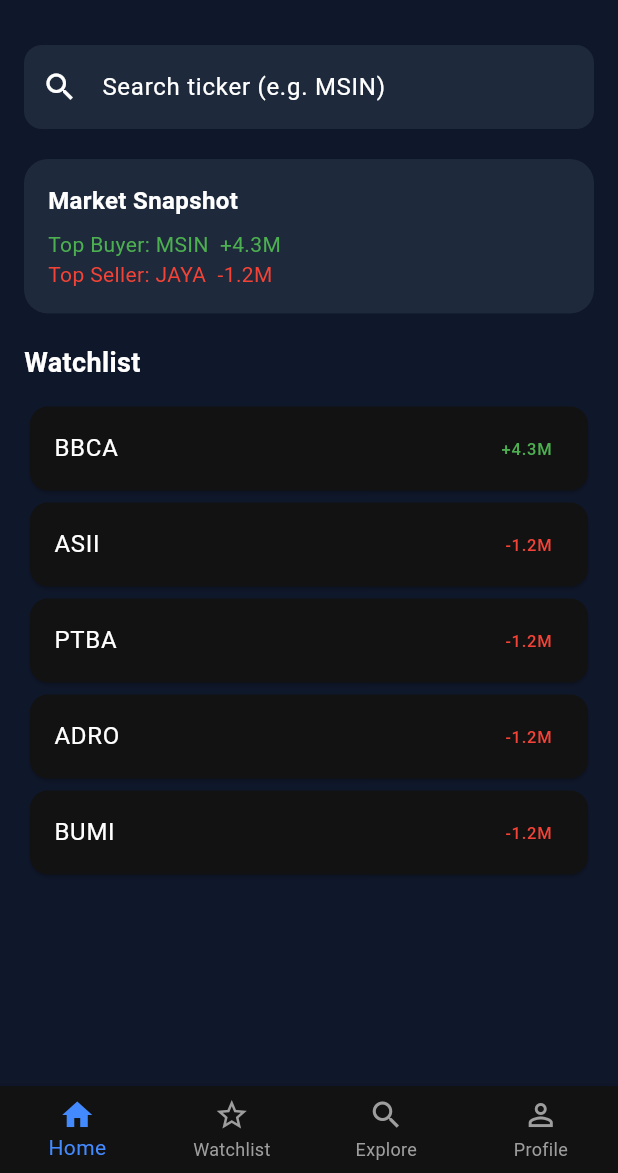
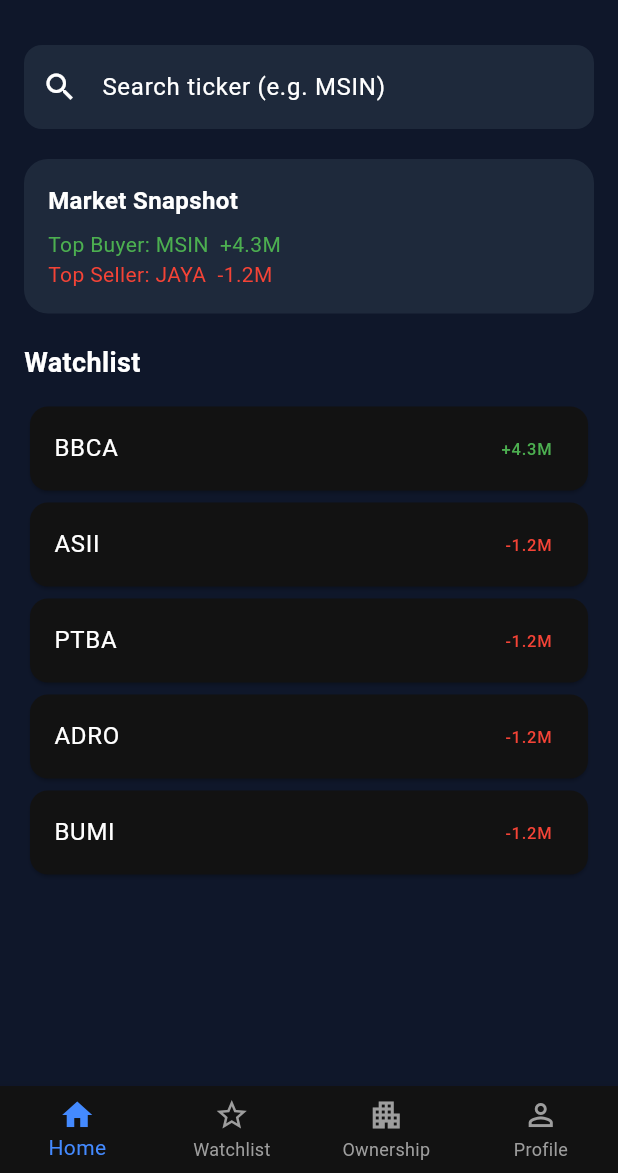
Before and after one commit to ilham76c/android, a Flutter app: the screen it shows after launch, on a phone screen of 412 x 824 dp, the part 63-1236 px from its top. Run offline on Flutter 3.47's test engine with Material 3 defaults, Android fonts, the light colour scheme and no system bars; our stand-ins replace fl_chart, flutter_dotenv, syncfusion_flutter_charts.

Commit message:
feat: show ownership menu at home page

```diff
--- a/lib/core/navigation/main_navigation.dart
+++ b/lib/core/navigation/main_navigation.dart
@@ -4,6 +4,7 @@
 import '../../features/watchlist/screens/watchlist_screen.dart';
 import '../../features/explore/screens/explore_screen.dart';
 import '../../features/profile/screens/profile_screen.dart';
+import '../../features/ownership/screens/ownership_screen.dart';
 
 class MainNavigation extends StatefulWidget {
   const MainNavigation({super.key});
@@ -18,7 +19,8 @@
   final List<Widget> _pages = const [
     HomeScreen(),
     WatchlistScreen(),
-    ExploreScreen(),
+    OwnershipScreen(),
+    // ExploreScreen(),
     ProfileScreen(),
   ];
 
@@ -50,8 +52,8 @@
             label: "Watchlist",
           ),
           BottomNavigationBarItem(
-            icon: Icon(Icons.search),
-            label: "Explore",
+            icon: Icon(Icons.apartment),
+            label: "Ownership",
           ),
           BottomNavigationBarItem(
             icon: Icon(Icons.person_outline),
```
